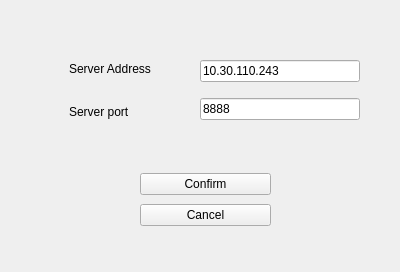
First picture: the form in Client/SetServerDialog.ui, repository EverLostXI/onlineChatroom, before the edit.
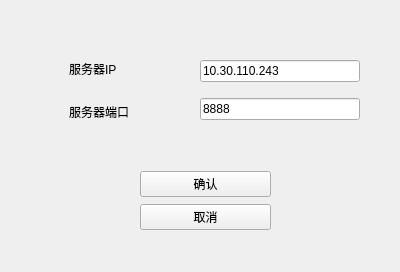
Second picture: the form after the edit.

Commit message: 修服务器设置和注册的bug，统一中文

```diff
--- a/Client/SetServerDialog.ui
+++ b/Client/SetServerDialog.ui
@@ -26,14 +26,14 @@
     <item>
      <widget class="QLabel" name="label">
       <property name="text">
-       <string>Server Address</string>
+       <string>服务器IP</string>
       </property>
      </widget>
     </item>
     <item>
      <widget class="QLabel" name="label_2">
       <property name="text">
-       <string>Server port</string>
+       <string>服务器端口</string>
       </property>
      </widget>
     </item>
@@ -78,14 +78,14 @@
     <item>
      <widget class="QPushButton" name="confirmButton">
       <property name="text">
-       <string>Confirm</string>
+       <string>确认</string>
       </property>
      </widget>
     </item>
     <item>
      <widget class="QPushButton" name="cancelButton">
       <property name="text">
-       <string>Cancel</string>
+       <string>取消</string>
       </property>
      </widget>
     </item>
```
The commit also changes 16 other files.
